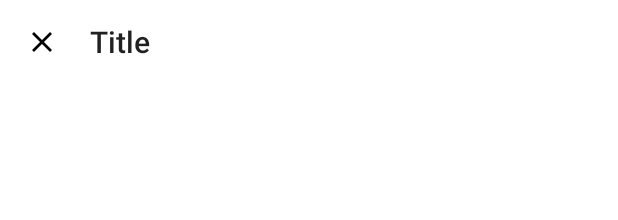
After one commit to MinatoAquaCrew/AquaButton-android, an Android app: the layout toolbar_main.xml on its own in the app's theme, with its tools: preview values and no code run, on a phone screen of 412 x 824 dp. The commit adds this screen. Shown: the top 220 px of the screen. Run offline under Robolectric (Android 15) with nearby library versions, the phone set to English and light mode, and no system bars; network calls fail.

Commit message:
Add home icon animation (close to dehaze)
Signed-off-by: Siubeng Fung <fython@163.com>

```diff
--- a/app/build.gradle
+++ b/app/build.gradle
@@ -16,6 +16,8 @@ android {
         versionName "1.0"
 
         testInstrumentationRunner "androidx.test.runner.AndroidJUnitRunner"
+
+        vectorDrawables.useSupportLibrary = true
     }
 
     buildFeatures {
--- a/app/src/main/java/moe/feng/aquabutton/ui/main/event/MainUiEventCallback.kt
+++ b/app/src/main/java/moe/feng/aquabutton/ui/main/event/MainUiEventCallback.kt
@@ -7,6 +7,9 @@ import moe.feng.common.eventshelper.EventsOnThread
 interface MainUiEventCallback {
 
     @EventsOnThread(EventsOnThread.MAIN_THREAD)
+    fun toggleCategoryMenu()
+
+    @EventsOnThread(EventsOnThread.MAIN_THREAD)
     fun showErrorTextOnSnackbar(text: String)
 
 }
--- /dev/null
+++ b/app/src/main/res/drawable/ic_anim_close_to_haze.xml
@@ -0,0 +1,79 @@
+<animated-vector
+    xmlns:android="http://schemas.android.com/apk/res/android"
+    xmlns:aapt="http://schemas.android.com/aapt">
+    <aapt:attr name="android:drawable">
+        <vector
+            android:name="close_to_haze"
+            android:width="24dp"
+            android:height="24dp"
+            android:viewportWidth="24"
+            android:viewportHeight="24">
+            <group android:name="group">
+                <path
+                    android:name="close_line_1"
+                    android:pathData="M 18 6 L 6 18"
+                    android:fillColor="#000000"
+                    android:strokeColor="#000000"
+                    android:strokeWidth="1.8"/>
+                <path
+                    android:name="close_line_2"
+                    android:pathData="M 6 6 L 18 18"
+                    android:fillColor="#000000"
+                    android:strokeColor="#000000"
+                    android:strokeWidth="1.8"/>
+            </group>
+            <group android:name="group_1">
+                <path
+                    android:name="haze_2"
+                    android:pathData="M 2 12 L 22 12"
+                    android:fillColor="#000000"
+                    android:strokeColor="#000000"
+                    android:strokeWidth="1.8"
+                    android:trimPathStart="0.5"
+                    android:trimPathEnd="0.5"/>
+            </group>
+        </vector>
+    </aapt:attr>
+    <target android:name="haze_2">
+        <aapt:attr name="android:animation">
+            <set>
+                <objectAnimator
+                    android:propertyName="trimPathStart"
+                    android:duration="400"
+                    android:valueFrom="0.5"
+                    android:valueTo="0"
+                    android:valueType="floatType"
+                    android:interpolator="@android:interpolator/fast_out_slow_in"/>
+                <objectAnimator
+                    android:propertyName="trimPathEnd"
+                    android:duration="400"
+                    android:valueFrom="0.5"
+                    android:valueTo="1"
+                    android:valueType="floatType"
+                    android:interpolator="@android:interpolator/fast_out_slow_in"/>
+            </set>
+        </aapt:attr>
+    </target>
+    <target android:name="close_line_1">
+        <aapt:attr name="android:animation">
+            <objectAnimator
+                android:propertyName="pathData"
+                android:duration="400"
+                android:valueFrom="M 18 6 L 6 18"
+                android:valueTo="M 2 17.5 L 22 17.5"
+                android:valueType="pathType"
+                android:interpolator="@android:interpolator/fast_out_slow_in"/>
+        </aapt:attr>
+    </target>
+    <target android:name="close_line_2">
+        <aapt:attr name="android:animation">
+            <objectAnimator
+                android:propertyName="pathData"
+                android:duration="400"
+                android:valueFrom="M 6 6 L 18 18"
+                android:valueTo="M 2 6.5 L 22 6.5"
+                android:valueType="pathType"
+                android:interpolator="@android:interpolator/fast_out_slow_in"/>
+        </aapt:attr>
+    </target>
+</animated-vector>
--- a/app/src/main/res/drawable/ic_dehaze_24_primary_text.xml
+++ b/app/src/main/res/drawable/ic_close_24.xml
@@ -2,9 +2,8 @@
     android:width="24dp"
     android:height="24dp"
     android:viewportWidth="24"
-    android:viewportHeight="24"
-    android:tint="?android:textColorPrimary">
+    android:viewportHeight="24">
   <path
       android:fillColor="@android:color/white"
-      android:pathData="M2,15.5v2h20v-2L2,15.5zM2,10.5v2h20v-2L2,10.5zM2,5.5v2h20v-2L2,5.5z"/>
+      android:pathData="M19,6.41L17.59,5 12,10.59 6.41,5 5,6.41 10.59,12 5,17.59 6.41,19 12,13.41 17.59,19 19,17.59 13.41,12z"/>
 </vector>
--- a/app/src/main/res/drawable/ic_close_24_primary_text.xml
+++ b/app/src/main/res/drawable/ic_dehaze_24.xml
@@ -2,9 +2,8 @@
     android:width="24dp"
     android:height="24dp"
     android:viewportWidth="24"
-    android:viewportHeight="24"
-    android:tint="?android:textColorPrimary">
+    android:viewportHeight="24">
   <path
       android:fillColor="@android:color/white"
-      android:pathData="M19,6.41L17.59,5 12,10.59 6.41,5 5,6.41 10.59,12 5,17.59 6.41,19 12,13.41 17.59,19 19,17.59 13.41,12z"/>
+      android:pathData="M2,15.5v2h20v-2L2,15.5zM2,10.5v2h20v-2L2,10.5zM2,5.5v2h20v-2L2,5.5z"/>
 </vector>
--- /dev/null
+++ b/app/src/main/res/layout/toolbar_main.xml
@@ -0,0 +1,30 @@
+<?xml version="1.0" encoding="utf-8"?>
+<LinearLayout xmlns:android="http://schemas.android.com/apk/res/android"
+    xmlns:app="http://schemas.android.com/apk/res-auto"
+    xmlns:tools="http://schemas.android.com/tools"
+    android:orientation="horizontal"
+    android:layout_width="match_parent"
+    android:layout_height="?actionBarSize"
+    android:gravity="center_vertical">
+
+    <ImageView
+        android:id="@+id/homeButton"
+        android:layout_width="wrap_content"
+        android:layout_height="wrap_content"
+        android:padding="4dp"
+        android:layout_marginStart="12dp"
+        android:clickable="true"
+        android:focusable="true"
+        android:background="?android:selectableItemBackgroundBorderless"
+        app:srcCompat="@drawable/ic_anim_close_to_haze"
+        android:tint="?android:textColorPrimary"/>
+
+    <TextView
+        android:id="@+id/homeTitle"
+        android:layout_width="wrap_content"
+        android:layout_height="wrap_content"
+        android:layout_marginStart="16dp"
+        android:textAppearance="@style/TextAppearance.AppCompat.Title"
+        tools:text="Title"/>
+
+</LinearLayout>
```
Also changed, not shown: app/src/main/java/moe/feng/aquabutton/ui/main/CategoryListFragment.kt (+9 -0 lines), app/src/main/java/moe/feng/aquabutton/ui/main/MainActivity.kt (+38 -21 lines), app/src/main/res/drawable/ic_anim_haze_to_close.xml (added, +76 -0 lines), app/src/main/res/layout/activity_main.xml (+9 -1 lines), app/src/main/res/layout/fragment_main_category_list.xml (+7 -4 lines), 3 other files.
